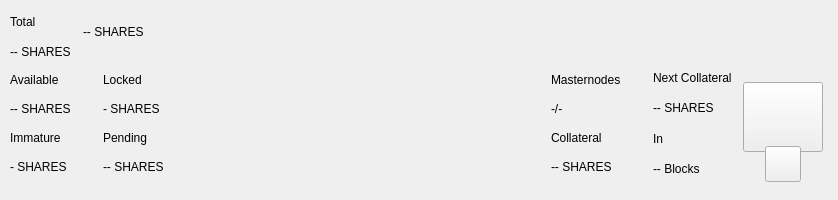
AltcoinBaggins/lil, file src/qt/pivx/forms/topbar.ui: the form before one commit.
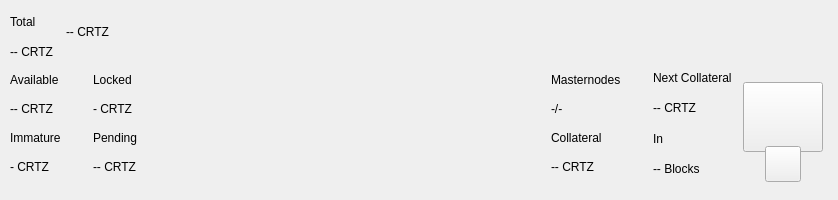
The form after the commit. Custom widgets are drawn as their Qt base class.

Patch:
```diff
--- a/src/qt/pivx/forms/topbar.ui
+++ b/src/qt/pivx/forms/topbar.ui
@@ -119,7 +119,7 @@
               <item>
                <widget class="QLabel" name="labelAmountPiv">
                 <property name="text">
-                 <string notr="true">-- SHARES</string>
+                 <string notr="true">-- CRTZ</string>
                 </property>
                </widget>
               </item>
@@ -162,7 +162,7 @@
                  <string notr="true">padding:0px;margin:0px;</string>
                 </property>
                 <property name="text">
-                 <string notr="true">-- SHARES</string>
+                 <string notr="true">-- CRTZ</string>
                 </property>
                </widget>
               </item>
@@ -456,7 +456,7 @@
                  <item>
                   <widget class="QLabel" name="labelAvailablePiv">
                    <property name="text">
-                    <string>-- SHARES</string>
+                    <string>-- CRTZ</string>
                    </property>
                   </widget>
                  </item>
@@ -470,7 +470,7 @@
                  <item>
                   <widget class="QLabel" name="labelImmaturePiv">
                    <property name="text">
-                    <string notr="true">- SHARES</string>
+                    <string notr="true">- CRTZ</string>
                    </property>
                   </widget>
                  </item>
@@ -491,7 +491,7 @@
                  <item>
                   <widget class="QLabel" name="labelLockedPiv">
                    <property name="text">
-                    <string>- SHARES</string>
+                    <string>- CRTZ</string>
                    </property>
                   </widget>
                  </item>
@@ -505,7 +505,7 @@
                  <item>
                   <widget class="QLabel" name="labelPendingPiv">
                    <property name="text">
-                    <string notr="true">-- SHARES</string>
+                    <string notr="true">-- CRTZ</string>
                    </property>
                   </widget>
                  </item>
@@ -567,7 +567,7 @@
              <item>
               <widget class="QLabel" name="labelCollateralPiv">
                <property name="text">
-                <string notr="true">-- SHARES</string>
+                <string notr="true">-- CRTZ</string>
                </property>
               </widget>
              </item>
@@ -598,7 +598,7 @@
               <item>
                <widget class="QLabel" name="labelNextCollateralValue">
                 <property name="text">
-                 <string>-- SHARES</string>
+                 <string>-- CRTZ</string>
                 </property>
                </widget>
               </item>
```
